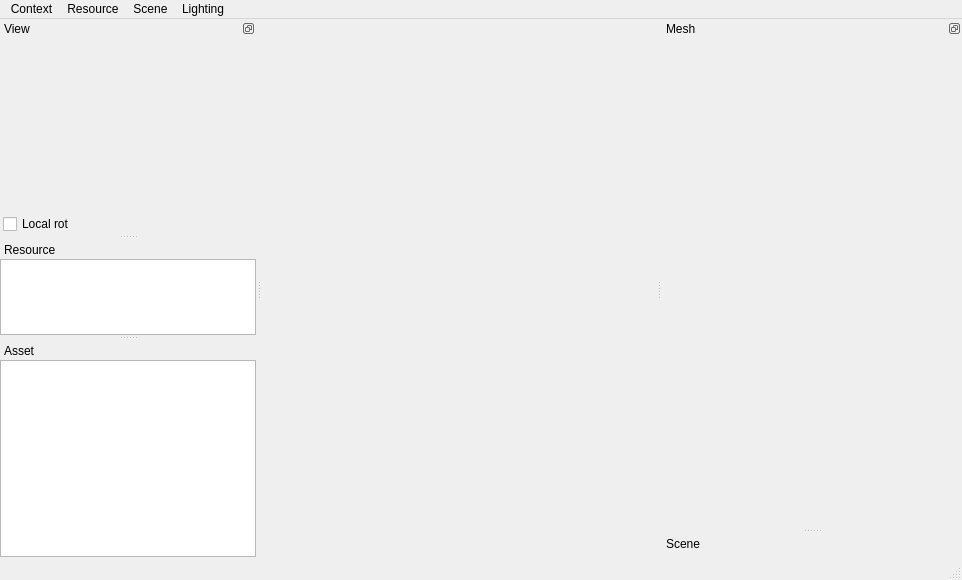
This is Source/TIMEditor/EditorWindow.ui in williamallas/TIMEngine2 as Qt 5 draws it before an edit. The edited form follows.
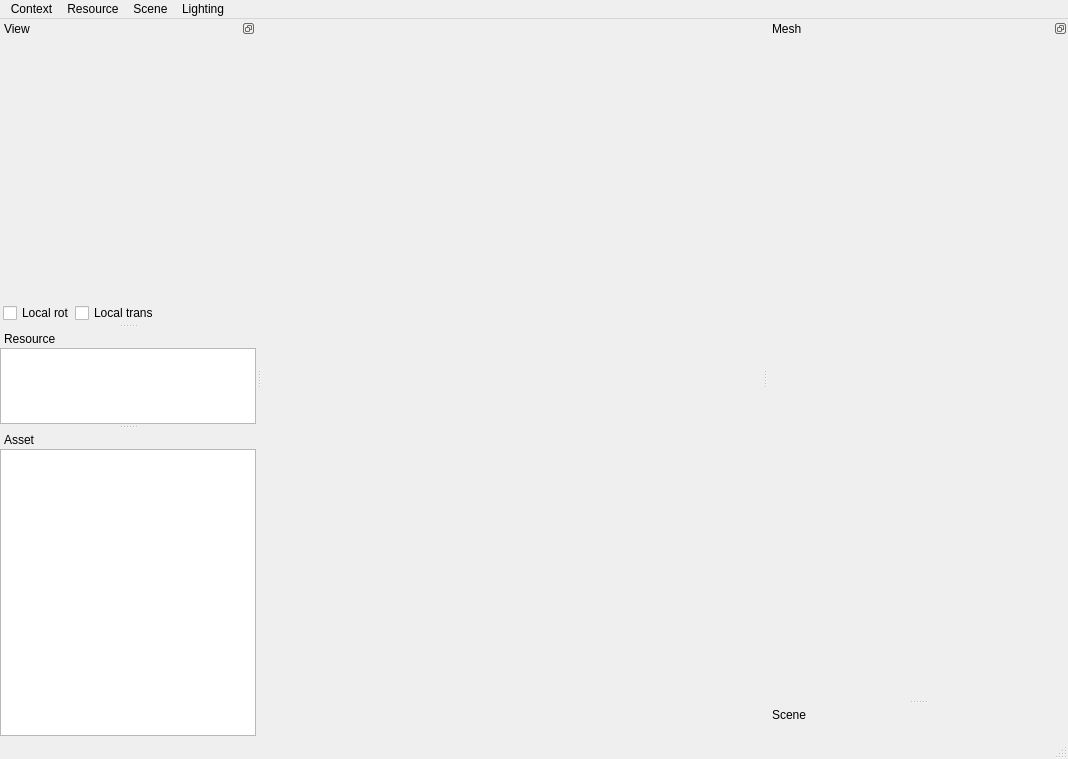
This is the edited form. Custom widgets are drawn as their Qt base class.

Commit message: isVisible + localTrans

The edit to the form file:
```diff
--- a/Source/TIMEditor/EditorWindow.ui
+++ b/Source/TIMEditor/EditorWindow.ui
@@ -6,8 +6,8 @@
    <rect>
     <x>0</x>
     <y>0</y>
-    <width>962</width>
-    <height>580</height>
+    <width>1068</width>
+    <height>759</height>
    </rect>
   </property>
   <property name="sizePolicy">
@@ -55,7 +55,7 @@
     <rect>
      <x>0</x>
      <y>0</y>
-     <width>962</width>
+     <width>1068</width>
      <height>21</height>
     </rect>
    </property>
@@ -136,7 +136,7 @@
    </property>
    <property name="minimumSize">
     <size>
-     <width>151</width>
+     <width>166</width>
      <height>95</height>
     </size>
    </property>
@@ -231,6 +231,13 @@
            </property>
           </widget>
          </item>
+         <item>
+          <widget class="QCheckBox" name="localTrans">
+           <property name="text">
+            <string>Local trans</string>
+           </property>
+          </widget>
+         </item>
          <item>
           <widget class="QLabel" name="feedbackTrans">
            <property name="sizePolicy">
```
The commit also changes 11 other files.
